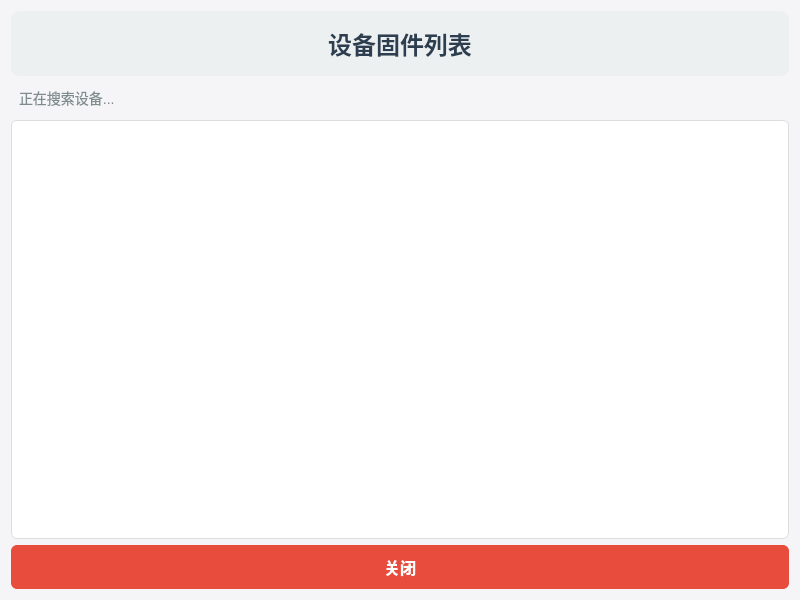
Old version of the form uiClass/SearchUpgrade/searchupgrade.ui in the repository MenShengFa-DaCai/Qtclient.
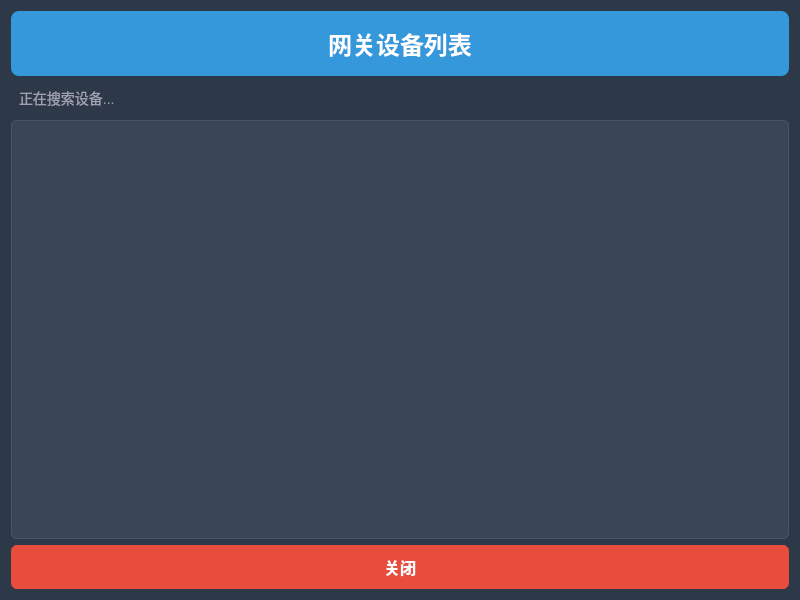
New version of the form.

Commit message: 1.搜索功能初步调试。 2.修改配色设计，解决列表不清晰问题。 3.初步创建登录窗口

Patch:
```diff
--- a/uiClass/SearchUpgrade/searchupgrade.ui
+++ b/uiClass/SearchUpgrade/searchupgrade.ui
@@ -21,8 +21,41 @@
   </property>
   <property name="styleSheet">
    <string notr="true">QWidget {
-                background-color: #f5f5f7;
+                background-color: #2d3848;
                 font-family: 'Segoe UI', Arial, sans-serif;
+                color: #e0e0e0;
+                }
+
+                QListWidget {
+                background-color: #3a4658;
+                border: 1px solid #4a5668;
+                border-radius: 6px;
+                padding: 5px;
+                font-size: 14px;
+                color: #e0e0e0;
+                }
+
+                QListWidget::item {
+                border-bottom: 1px solid #4a5668;
+                padding: 10px;
+                color: #e0e0e0;
+                background-color: #3a4658;
+                }
+
+                QListWidget::item:selected {
+                background-color: #3498db;
+                color: white;
+                border-radius: 4px;
+                }
+
+                QListWidget::item:hover {
+                background-color: #455267;
+                border-radius: 4px;
+                color: #ffffff;
+                }
+
+                QLabel {
+                color: #e0e0e0;
                 }</string>
   </property>
   <layout class="QVBoxLayout" name="verticalLayout">
@@ -32,14 +65,14 @@
       <string notr="true">QLabel {
                             font-size: 24px;
                             font-weight: bold;
-                            color: #2c3e50;
+                            color: #ffffff;
                             padding: 15px;
-                            background-color: #ecf0f1;
+                            background-color: #3498db;
                             border-radius: 8px;
                             }</string>
      </property>
      <property name="text">
-      <string>设备固件列表</string>
+                        <string>网关设备列表</string>
      </property>
      <property name="alignment">
       <set>Qt::AlignmentFlag::AlignCenter</set>
@@ -51,7 +84,7 @@
      <property name="styleSheet">
       <string notr="true">QLabel {
                             font-size: 14px;
-                            color: #7f8c8d;
+                            color: #a0a0b0;
                             padding: 5px;
                             }</string>
      </property>
@@ -64,17 +97,19 @@
     <widget class="QListWidget" name="listWidgetClients">
      <property name="styleSheet">
       <string notr="true">QListWidget {
-                            background-color: white;
-                            border: 1px solid #ddd;
+                            background-color: #3a4658;
+                            border: 1px solid #4a5668;
                             border-radius: 6px;
                             padding: 5px;
                             font-size: 14px;
-                            alternate-background-color: #f9f9f9;
+                            color: #e0e0e0;
                             }
 
                             QListWidget::item {
-                            border-bottom: 1px solid #eee;
+                            border-bottom: 1px solid #4a5668;
                             padding: 10px;
+                            color: #e0e0e0;
+                            background-color: #3a4658;
                             }
 
                             QListWidget::item:selected {
```
Left out of the diff: 3 changed lines with no effect on the pictures. Lines whose indentation alone changed are shown as unchanged. The commit also changes 8 other files.
